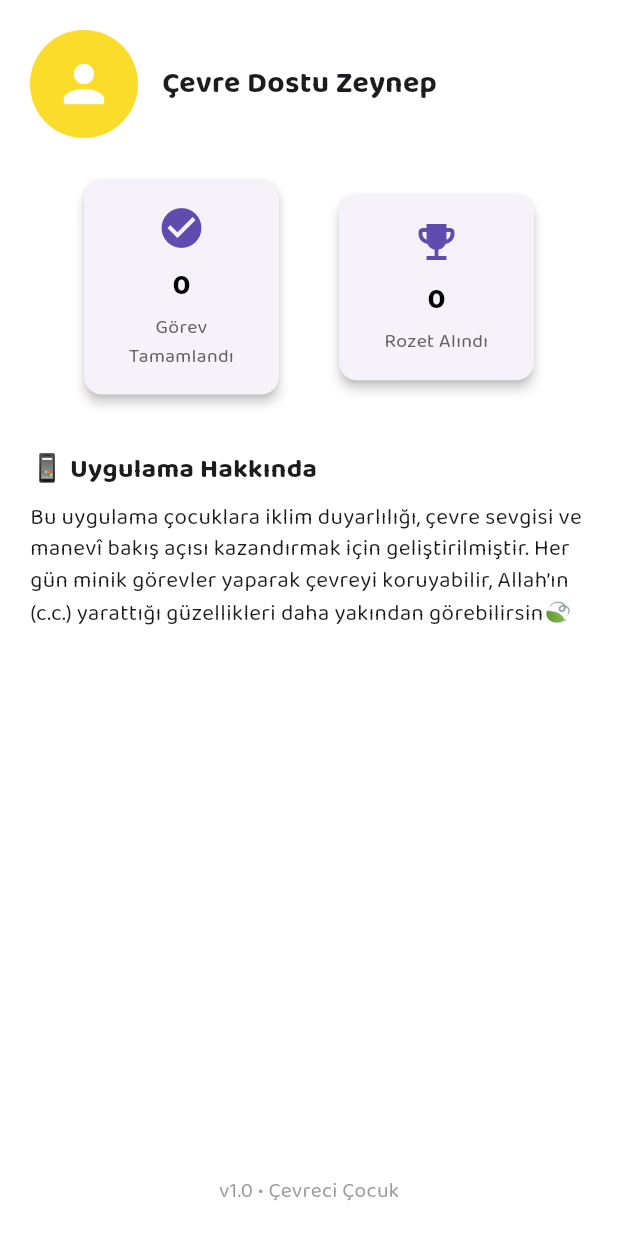
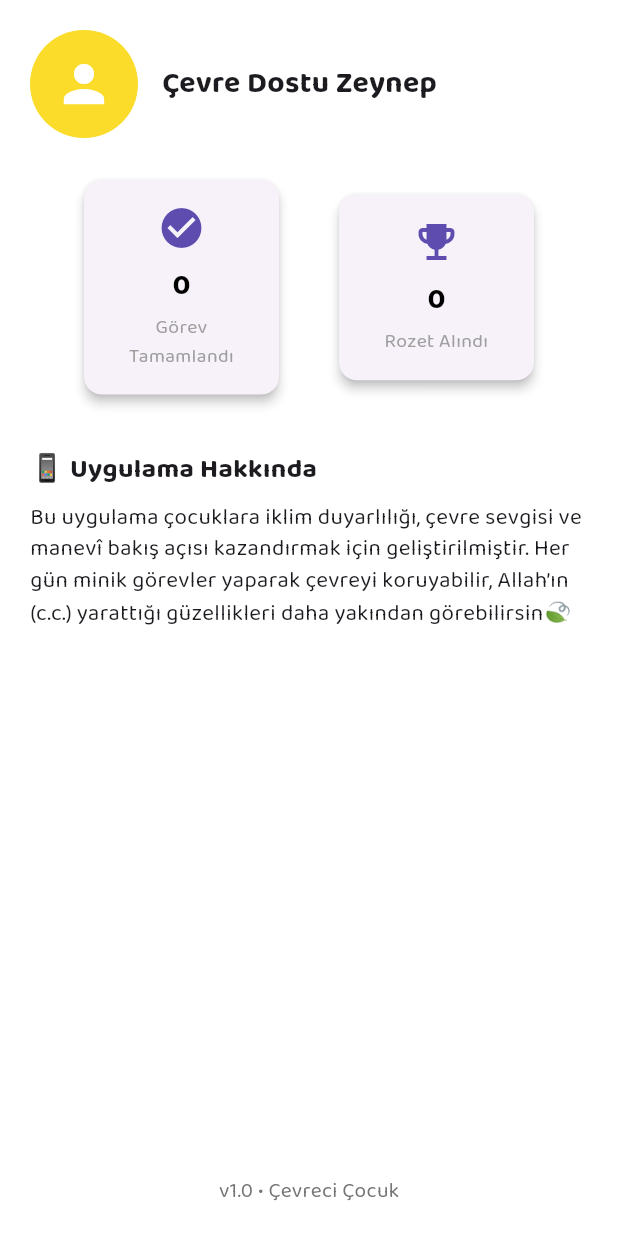
Before and after one commit to RabiaNurAcarturk/cevreci__cocuk, a Flutter app: the ProfileScreen screen opened directly, on a phone screen of 412 x 824 dp. Run offline on Flutter 3.47's test engine with Material 3 defaults, Android fonts, the light colour scheme and no system bars; our stand-ins replace google_fonts, google_sign_in, lottie, shared_preferences; missing offline and left inert: star_menu; accounts and stored records are empty.

Commit message:
app_colors sayfası oluşturuldu

```diff
--- a/lib/main.dart
+++ b/lib/main.dart
@@ -1,3 +1,4 @@
+import 'package:cevreci_cocuk/utils/app_colors.dart';
 import 'package:cevreci_cocuk/utils/app_strings.dart';
 import 'package:flutter/material.dart';
 import 'package:google_fonts/google_fonts.dart';
@@ -20,8 +21,8 @@ class CevreciCocukApp extends StatelessWidget {
       debugShowCheckedModeBanner: false,
       theme: ThemeData(
         textTheme: GoogleFonts.baloo2TextTheme(),
-        primarySwatch: Colors.green,
-        scaffoldBackgroundColor: Colors.white,
+        primaryColor: AppColors.primary,
+        scaffoldBackgroundColor: AppColors.sacaffoldBackground,
       ),
       initialRoute: SplashScreen.routeName,
       routes: {
--- a/lib/screens/discover_screen.dart
+++ b/lib/screens/discover_screen.dart
@@ -1,3 +1,4 @@
+import 'package:cevreci_cocuk/utils/app_colors.dart';
 import 'package:flutter/material.dart';
 import 'package:cevreci_cocuk/utils/app_strings.dart';
 
@@ -137,7 +138,7 @@ class DetaySayfasi extends StatelessWidget {
                   style: TextStyle(
                     fontSize: 16,
                     fontStyle: FontStyle.italic,
-                    color: Colors.black,
+                    color: AppColors.textColor,
                   ),
                   textAlign: TextAlign.center,
                 ),
@@ -149,7 +150,7 @@ class DetaySayfasi extends StatelessWidget {
                     style: TextStyle(
                       fontSize: 16,
                       fontStyle: FontStyle.italic,
-                      color: Colors.brown[700],
+                      color: AppColors.hadisColor,
                     ),
                     textAlign: TextAlign.center,
                   ),
--- a/lib/screens/gorevler.dart
+++ b/lib/screens/gorevler.dart
@@ -1,3 +1,4 @@
+import 'package:cevreci_cocuk/utils/app_colors.dart';
 import 'package:flutter/material.dart';
 import 'package:cevreci_cocuk/utils/gorev_sayaci.dart';
 import 'package:cevreci_cocuk/utils/app_strings.dart';
@@ -45,7 +46,7 @@ class _GorevlerSayfasiState extends State<GorevlerSayfasi> {
                     child: CheckboxListTile(
                       title: Text(gorevler[index]['metin']),
                       value: gorevler[index]['tamamlandi'],
-                      activeColor: Colors.green,
+                      activeColor: AppColors.activeTicColor,
                       onChanged: (deger) {
                         goreviGuncelle(index, deger);
                         if (deger == true) {
--- a/lib/screens/journal_screen.dart
+++ b/lib/screens/journal_screen.dart
@@ -1,3 +1,4 @@
+import 'package:cevreci_cocuk/utils/app_colors.dart';
 import 'package:flutter/material.dart';
 import 'package:cevreci_cocuk/utils/app_strings.dart';
 
@@ -72,7 +73,7 @@ class _JournalScreenState extends State<JournalScreen> {
               icon: Icon(Icons.save),
               label: Text(AppStrings.journalSaveButton),
               style: ElevatedButton.styleFrom(
-                backgroundColor: const Color(0xFFFCDC2A),
+                backgroundColor: AppColors.savedButtonColors,
               ),
             ),
             SizedBox(height: 16),
@@ -98,7 +99,7 @@ class _JournalScreenState extends State<JournalScreen> {
                                   '🕒 ${entry['time']}',
                                   style: TextStyle(
                                     fontSize: 12,
-                                    color: Colors.grey.shade600,
+                                    color: AppColors.enableBorder,
                                   ),
                                 ),
                               ],
--- a/lib/screens/profile_screen.dart
+++ b/lib/screens/profile_screen.dart
@@ -1,3 +1,4 @@
+import 'package:cevreci_cocuk/utils/app_colors.dart';
 import 'package:cevreci_cocuk/utils/app_strings.dart';
 import 'package:flutter/material.dart';
 import 'package:cevreci_cocuk/utils/gorev_sayaci.dart';
@@ -34,8 +35,8 @@ class _ProfileScreenState extends State<ProfileScreen> {
               children: [
                 CircleAvatar(
                   radius: 36,
-                  backgroundColor: const Color(0xFFFCDC2A),
-                  child: Icon(Icons.person, size: 40, color: Colors.white),
+                  backgroundColor: AppColors.savedButtonColors,
+                  child: Icon(Icons.person, size: 40, color: AppColors.sacaffoldBackground),
                 ),
                 SizedBox(width: 16),
                 Text(
@@ -79,7 +80,7 @@ class _ProfileScreenState extends State<ProfileScreen> {
 
             Center(
               child: Text(AppStrings.versionInfo,
-               style: TextStyle(color: Colors.grey.shade500),
+               style: TextStyle(color: AppColors.badgeTitle),
               ),
             ),
           ],
@@ -110,17 +111,17 @@ class _InfoCard extends StatelessWidget {
         padding: const EdgeInsets.all(16),
         child: Column(
           children: [
-            Icon(icon, size: 32, color: const Color.fromARGB(255, 94, 76, 175)),
+            Icon(icon, size: 32, color: AppColors.petrolMavisi),
             SizedBox(height: 8),
             Text(value,
                 style: TextStyle(
                     fontSize: 20,
                     fontWeight: FontWeight.bold,
-                    color: Colors.black)),
+                    color: AppColors.textColor)),
             SizedBox(height: 4),
             Text(label,
                 textAlign: TextAlign.center,
-                style: TextStyle(fontSize: 13, color: Colors.grey[700])),
+                style: TextStyle(fontSize: 13, color: AppColors.enableBorder)),
           ],
         ),
       ),
--- /dev/null
+++ b/lib/utils/app_colors.dart
@@ -0,0 +1,31 @@
+import 'package:flutter/material.dart';
+
+abstract class AppColors {
+  //main
+  static const Color primary = Color(0xFF4CAF50);
+  static const Color sacaffoldBackground = Colors.white;
+//badges
+  static const Color background = Colors.white;
+  static final Color badgeTitle = Colors.grey.shade600;
+//discover
+  static const Color hadisColor = Color(0xFF5D4037);
+  static const Color textColor = Colors.black;
+//gorevler
+static const Color activeTicColor = Colors.green;
+//home
+static const Color starMenuColor = Color(0xFFFCDC2A);
+static const Color appBarColors = Color(0xFF87A922);
+//journal
+static const Color savedButtonColors = Color(0xFFFCDC2A);
+//login
+static const Color loginTextColor = Colors.white;
+static const Color loginInTextC = Colors.black;
+static const Color enableBorder = Colors.grey;
+static const Color focusBorder = Colors.blue;
+static const Color container = Color(0x66000000);
+// 0.4 opaklık karşılığı= 0x66000000: 66 = %40 opaklık (alpha kanalı) . 000000 = siyah renk
+
+//profile
+static const Color petrolMavisi = Color(0xFF5E4CAF);
+
+}
```
Also changed, not shown: lib/screens/badges_screen.dart (+4 -3 lines), lib/screens/home_screen.dart (+6 -5 lines), lib/screens/login_screen.dart (+16 -14 lines), lib/screens/register_screen.dart (+16 -15 lines).
